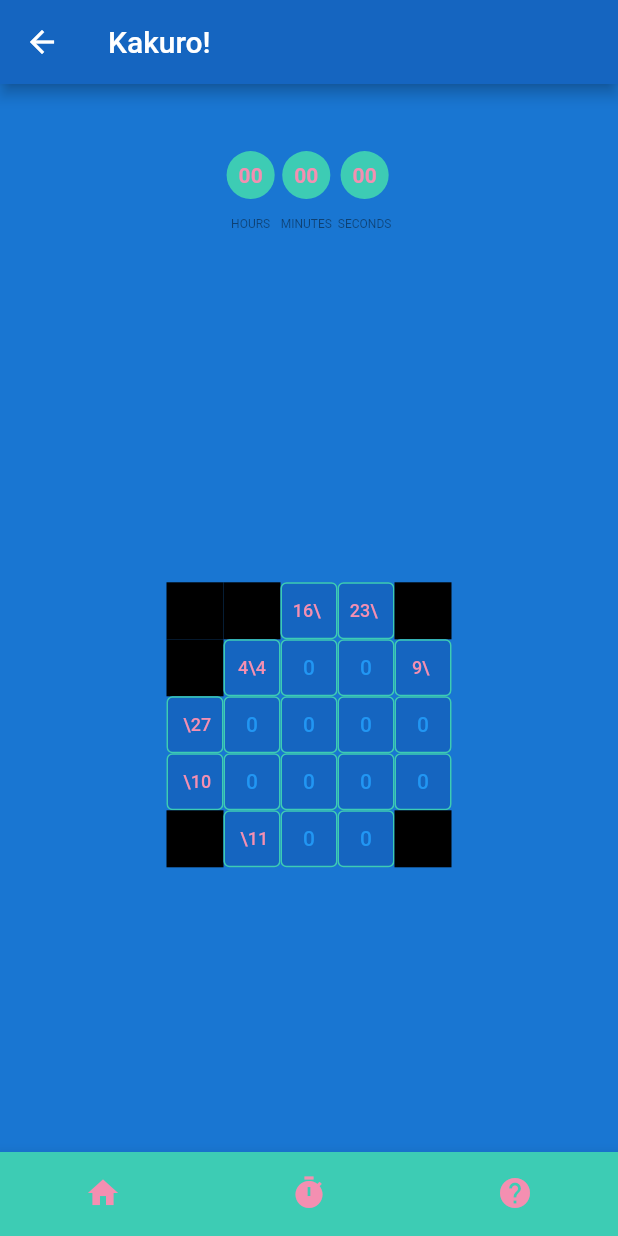
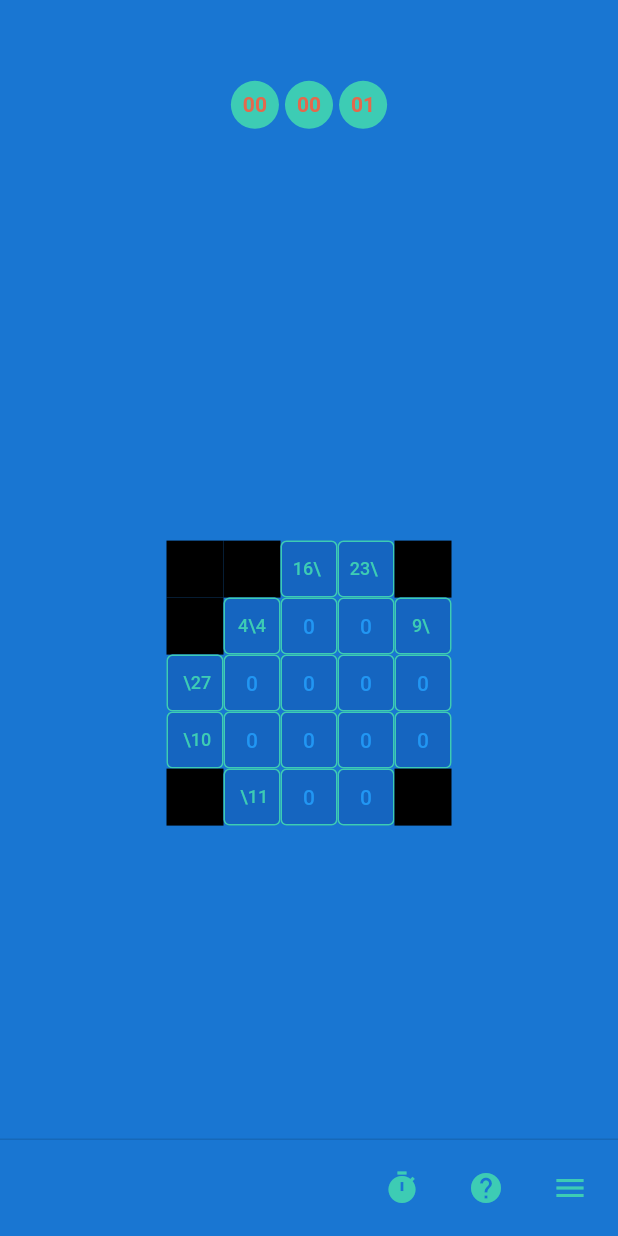
Before and after one commit to Lulu-fw01/kakuro-game, a Flutter app: the GameScreen screen opened by its route, on a phone screen of 412 x 824 dp. Run offline on Flutter 3.47's test engine with Material 2 defaults, Android fonts, the phone set to English and light mode, and no system bars.

Commit message:
Many updates, new colors, new buttons, working stopwath

```diff
--- a/kakuro_game/lib/assets/consts.dart
+++ b/kakuro_game/lib/assets/consts.dart
@@ -3,13 +3,15 @@
 import 'package:flutter/material.dart';
 
 // TODO rename it.
-const thirdColor = Color(0xFF3DCCB4);
+const buttonColor = Color(0xFF3DCCB4);
 
-const buttonColor = Color(0xFFF48FB1);
+const textColor = Color(0xFF482750);
 
 const backgroundColor = Color(0xFF1976D2);
 
-const appBarColor = Color(0xFF1565c0);
+const fourthColor = Color(0xFF3F7BA7);
+
+const fifthColor = Color(0xFFE4684C);
 
 
 
--- a/kakuro_game/lib/screens/game_screen/game_screen.dart
+++ b/kakuro_game/lib/screens/game_screen/game_screen.dart
@@ -4,7 +4,7 @@ import 'package:kakuro_game/utilities/field/field.dart';
 import 'package:kakuro_game/widgets/time/stopwatch.dart';
 
 
-
+/// Screen with game field.
 class GameScreen extends StatelessWidget {
   const GameScreen({Key? key}) : super(key: key);
 
@@ -12,12 +12,7 @@ class GameScreen extends StatelessWidget {
   Widget build(BuildContext context) {
     var f = Field(5, 5);
 
-    return
-       Scaffold(
-      appBar: AppBar(
-        backgroundColor: appBarColor,
-        title: const Text("Kakuro!"),
-      ),
+    return Scaffold(
       // Background color of the screen.
       backgroundColor: backgroundColor,
       // Place buttons in the center of screen.
@@ -28,7 +23,10 @@ class GameScreen extends StatelessWidget {
             flex: 2,
             child: Padding(
               padding: EdgeInsets.all(6.0),
-              child: Stopwatch(),
+              child: Visibility(
+                visible: true,
+                child: Stopwatch(),
+              )
             ),
           ),
           Expanded(
@@ -48,17 +46,28 @@ class GameScreen extends StatelessWidget {
                   ))))
         ],
       ),
-      bottomNavigationBar: BottomNavigationBar(
-        backgroundColor: thirdColor,
-        iconSize: 24,
-        items: const <BottomNavigationBarItem>[
-          BottomNavigationBarItem(icon: Icon(Icons.home, color: buttonColor), label: "Main menu"),
-          BottomNavigationBarItem(icon: Icon(Icons.timer, color: buttonColor), label: "Timer"),
-          BottomNavigationBarItem(icon: Icon(Icons.help, color: buttonColor), label: "Help" ),
-        ],
-        showSelectedLabels: false,
-        showUnselectedLabels: false,
+      persistentFooterButtons: [
+        IconButton(
+          icon: const Icon(
+            Icons.timer,
+            color: buttonColor,
+          ),
+          onPressed: () => {},
         ),
+        IconButton(
+          icon: const Icon(
+            Icons.help,
+            color: buttonColor,
+          ),
+          onPressed: () => {},
+        ),
+        IconButton(
+            icon: const Icon(
+              Icons.menu,
+              color: buttonColor,
+            ),
+            onPressed: () => {/*showModalBottomSheet(context: context, builder: builder)*/})
+      ],
     );
   }
 }
--- a/kakuro_game/lib/screens/menu_screen/menu_screen.dart
+++ b/kakuro_game/lib/screens/menu_screen/menu_screen.dart
@@ -4,7 +4,7 @@ import 'package:kakuro_game/assets/consts.dart';
 
 /// Main menu screen of kakuro-game.
 class MenuScreen extends StatelessWidget {
-  final _sizeTextBlack = const TextStyle(fontSize: 20.0, color: Colors.black);
+  final _sizeTextBlack = const TextStyle(fontSize: 20.0, color: textColor);
 
   const MenuScreen({Key? key}) : super(key: key);
 
--- a/kakuro_game/lib/widgets/field/cell/info_cell_widget.dart
+++ b/kakuro_game/lib/widgets/field/cell/info_cell_widget.dart
@@ -30,7 +30,7 @@ class InfoCellWidget extends StatelessWidget {
             backgroundColor:
                 MaterialStateProperty.all<Color?>(Colors.blue[800]),
             side: MaterialStateProperty.all<BorderSide>(const BorderSide(
-              color: thirdColor,
+              color: buttonColor,
               width: 1,
               style: BorderStyle.solid,
             )),
--- a/kakuro_game/lib/widgets/field/cell/input_cell_widget.dart
+++ b/kakuro_game/lib/widgets/field/cell/input_cell_widget.dart
@@ -38,7 +38,7 @@ class _InputCellState extends State<InputCellWidget> {
             backgroundColor:
                 MaterialStateProperty.all<Color?>(Colors.blue[800]),
             side: MaterialStateProperty.all<BorderSide>(const BorderSide(
-              color: thirdColor,
+              color: buttonColor,
               width: 1,
               style: BorderStyle.solid,
             )),
--- a/kakuro_game/lib/widgets/time/stopwatch.dart
+++ b/kakuro_game/lib/widgets/time/stopwatch.dart
@@ -5,13 +5,10 @@ import 'package:flutter/material.dart';
 import 'package:flutter/widgets.dart';
 import 'package:kakuro_game/widgets/time/time_card.dart';
 
-// TODO rewrite timer to stopwatch
+/// Stopwatch widget.
+class Stopwatch extends StatefulWidget {
 
-class Stopwatch extends StatefulWidget {
-  final bool isOn;
-
-  const Stopwatch({Key? key, this.isOn = true}) : super(key: key);
-
+  const Stopwatch({Key? key}) : super(key: key);
 
   @override
   State<StatefulWidget> createState() => _StopwatchState();
@@ -19,52 +16,40 @@ class Stopwatch extends StatefulWidget {
 }
 
 class _StopwatchState extends State<Stopwatch> {
-
-  static const countdownDuration = Duration(minutes: 10);
   Duration duration = const Duration();
 
   Timer? timer;
   bool countDown = true;
 
-  void startTimer() {
+  @override
+  void initState() {
+    super.initState();
     timer = Timer.periodic(const Duration(seconds: 1), (_) => addTime());
   }
 
-  void reset(){
-    if (countDown){
-      setState(() =>
-        duration = countdownDuration);
-    } else{
-      setState(() =>
-        duration = const Duration());
-    }
-  }
-
   void addTime() {
-    final addSeconds = countDown ? -1 : 1;
     setState(() {
-      final seconds = duration.inSeconds + addSeconds;
-      if (seconds < 0) {
-        timer?.cancel();
-      } else {
-        duration = Duration(seconds: seconds);
-      }
+      final seconds = duration.inSeconds + 1;
+      duration = Duration(seconds: seconds);
     });
   }
 
-  void stopTimer({bool resets = true}){
-    if (resets){
-      reset();
-    }
+  @override
+  void dispose() {
+    timer?.cancel();
+    super.dispose();
+  }
+
+  void stopTimer(){
     setState(() => timer?.cancel());
   }
 
   @override
   Widget build(BuildContext context) {
-    String twoDigits(int n) => n.toString().padLeft(2,'0');
-    final hours =twoDigits(duration.inHours);
-    final minutes =twoDigits(duration.inMinutes.remainder(60));
-    final seconds =twoDigits(duration.inSeconds.remainder(60));
+    String twoDigits(int n) => n.toString().padLeft(2, '0');
+    final hours = twoDigits(duration.inHours);
+    final minutes = twoDigits(duration.inMinutes.remainder(60));
+    final seconds = twoDigits(duration.inSeconds.remainder(60));
 
     return Row(mainAxisAlignment: MainAxisAlignment.center, children: [
       timeCard(time: hours, header: "HOURS"),
@@ -78,5 +63,4 @@ class _StopwatchState extends State<Stopwatch> {
       timeCard(time: seconds, header: 'SECONDS'),
     ]);
   }
-
 }
--- a/kakuro_game/lib/widgets/time/time_card.dart
+++ b/kakuro_game/lib/widgets/time/time_card.dart
@@ -1,22 +1,25 @@
 import 'package:flutter/material.dart';
 import 'package:kakuro_game/assets/consts.dart';
 
+/// Time card that shows number of seconds,
+/// minutes or hours at the moment.
  Widget timeCard({required String time, required String header}) => Column(
       mainAxisAlignment: MainAxisAlignment.center,
       children: [
         Container(
           padding: const EdgeInsets.all(8),
           decoration: BoxDecoration(
-              color: thirdColor, borderRadius: BorderRadius.circular(20)),
+              color: buttonColor,
+              borderRadius: BorderRadius.circular(20)),
           child: Text(
             time,
             style: const TextStyle(
-                fontWeight: FontWeight.bold, color: buttonColor, fontSize: 14),
+                fontWeight: FontWeight.bold, color: fifthColor, fontSize: 14),
           ),
         ),
         const SizedBox(
           height: 12,
         ),
-        Text(header, style: const TextStyle(color: Colors.black45, fontSize: 8)),
+        // Text(header, style: const TextStyle(color: Colors.black45, fontSize: 8)),
       ],
     );
```
